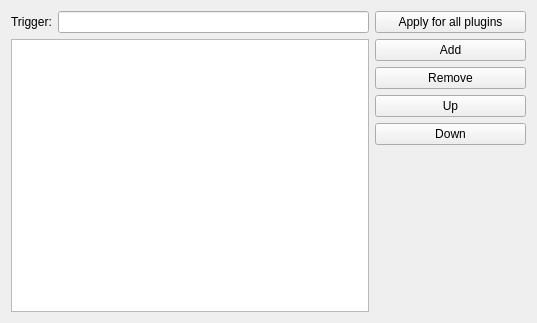
The window that simon/src/simonactionsui/manageactionsdlg.ui (KDE/simon) describes before a commit, drawn with Qt 5.
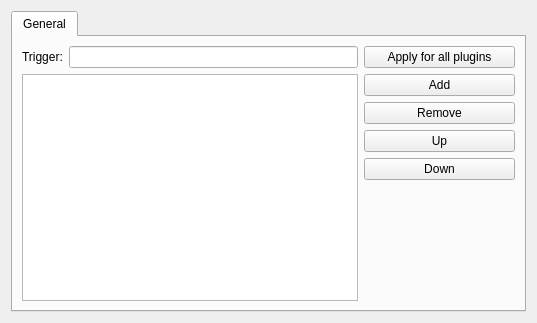
The same window after the commit. Custom widgets are drawn as their Qt base class.

Commit message: Splitting off listconfiguration to own class; Beginning to implement scenario wide list configuration

Diff of the .ui file:
```diff
--- a/simon/src/simonactionsui/manageactionsdlg.ui
+++ b/simon/src/simonactionsui/manageactionsdlg.ui
@@ -13,50 +13,77 @@
   <property name="windowTitle">
    <string>Form</string>
   </property>
-  <layout class="QGridLayout" name="gridLayout">
-   <item row="0" column="0">
+  <layout class="QVBoxLayout" name="verticalLayout_3">
+   <item>
+    <widget class="KTabWidget" name="twActionConfig">
+     <widget class="QWidget" name="tab">
+      <attribute name="title">
+       <string>General</string>
+      </attribute>
+      <layout class="QHBoxLayout" name="horizontalLayout_2">
+       <item>
+        <layout class="QVBoxLayout" name="verticalLayout_2">
+         <item>
+          <layout class="QHBoxLayout" name="horizontalLayout">
+           <item>
     <widget class="QLabel" name="label">
      <property name="text">
       <string>Trigger:</string>
      </property>
     </widget>
    </item>
-   <item row="0" column="2" colspan="2">
+           <item>
+            <widget class="KLineEdit" name="leTrigger">
+             <property name="showClearButton" stdset="0">
+              <bool>true</bool>
+             </property>
+            </widget>
+           </item>
+          </layout>
+         </item>
+         <item>
+          <widget class="QListView" name="lvPlugins"/>
+         </item>
+        </layout>
+       </item>
+       <item>
+        <layout class="QVBoxLayout" name="verticalLayout">
+         <item>
     <widget class="KPushButton" name="pbApplyForAll">
      <property name="text">
       <string>Apply for all plugins</string>
      </property>
     </widget>
    </item>
-   <item row="1" column="2" colspan="2">
+         <item>
     <widget class="KPushButton" name="pbAdd">
      <property name="text">
       <string>Add</string>
      </property>
     </widget>
    </item>
-   <item row="2" column="2" colspan="2">
+         <item>
     <widget class="KPushButton" name="pbRemove">
      <property name="text">
       <string>Remove</string>
      </property>
     </widget>
    </item>
-   <item row="3" column="2" colspan="2">
+         <item>
     <widget class="KPushButton" name="pbUp">
      <property name="text">
       <string>Up</string>
      </property>
     </widget>
    </item>
-   <item row="4" column="2" colspan="2">
+         <item>
     <widget class="KPushButton" name="pbDown">
      <property name="text">
       <string>Down</string>
      </property>
     </widget>
    </item>
-   <item row="5" column="2" colspan="2">
+         <item>
     <spacer name="verticalSpacer">
      <property name="orientation">
       <enum>Qt::Vertical</enum>
@@ -69,14 +96,10 @@
      </property>
     </spacer>
    </item>
-   <item row="1" column="0" rowspan="5" colspan="2">
-    <widget class="QListView" name="lvPlugins"/>
-   </item>
-   <item row="0" column="1">
-    <widget class="KLineEdit" name="leTrigger">
-     <property name="showClearButton" stdset="0">
-      <bool>true</bool>
-     </property>
+        </layout>
+       </item>
+      </layout>
+     </widget>
     </widget>
    </item>
   </layout>
@@ -92,6 +115,12 @@
    <extends>QLineEdit</extends>
    <header>klineedit.h</header>
   </customwidget>
+  <customwidget>
+   <class>KTabWidget</class>
+   <extends>QTabWidget</extends>
+   <header>ktabwidget.h</header>
+   <container>1</container>
+  </customwidget>
  </customwidgets>
  <resources/>
  <connections/>
```
Lines whose indentation alone changed are shown as unchanged. The commit also changes 9 other files.
